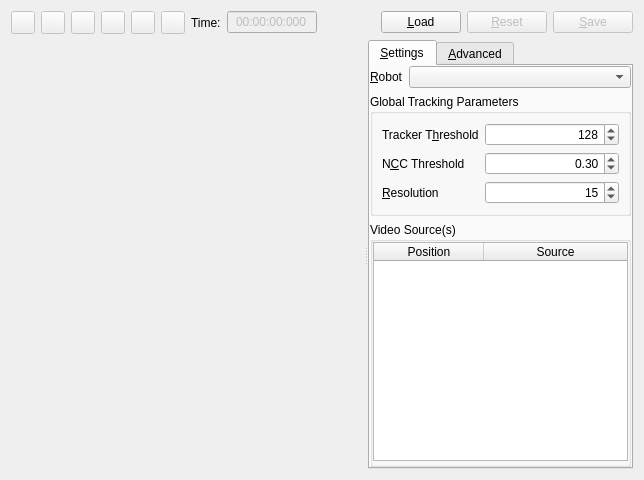
Above: app/src/tools/core/tabs/TrackRobotWidget.ui from dysonltd-zz/gts before the change. Below: the same form after it.
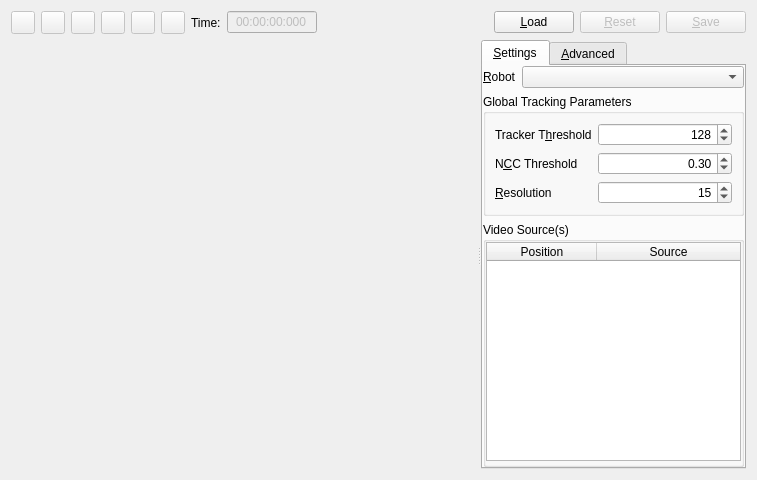
That is the form after the change. Icons and pictures are not drawn. Custom widgets are drawn as their Qt base class.

The edit to the form file:
```diff
--- a/app/src/tools/core/tabs/TrackRobotWidget.ui
+++ b/app/src/tools/core/tabs/TrackRobotWidget.ui
@@ -6,7 +6,7 @@
    <rect>
     <x>0</x>
     <y>0</y>
-    <width>644</width>
+    <width>757</width>
     <height>480</height>
    </rect>
   </property>
```
Left out of the diff: 16 changed lines with no effect on the pictures.
